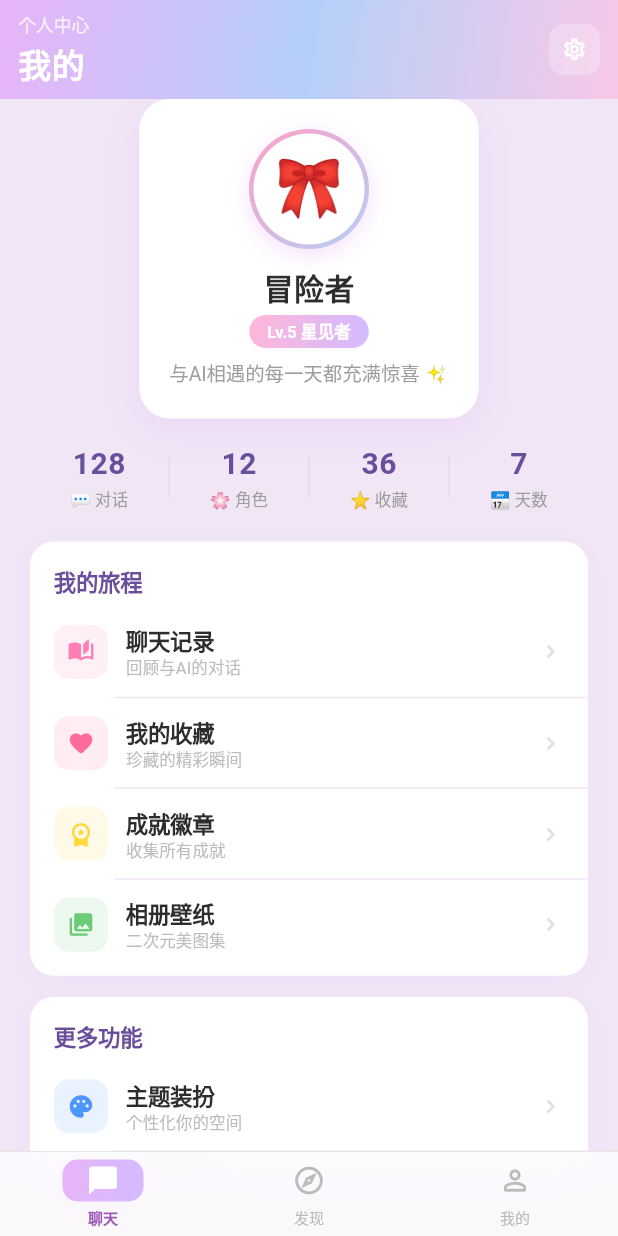
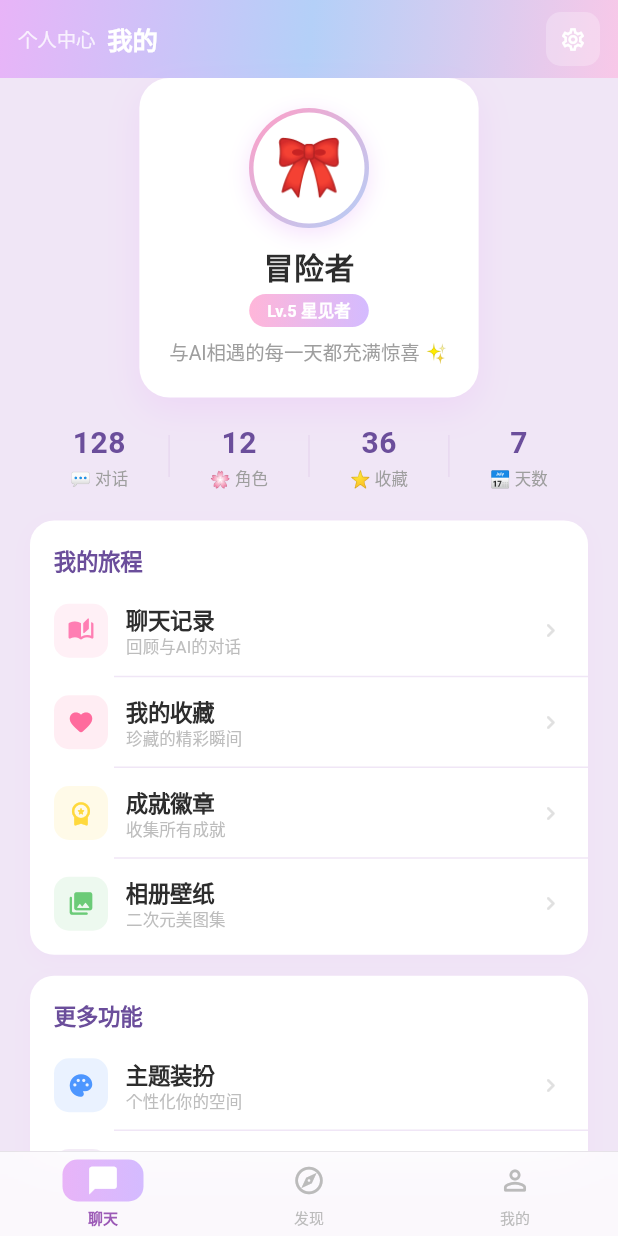
Before and after one commit to love-yuri/talk-verse, a Flutter app: the screen it shows after launch, swiped to page 3, on a phone screen of 412 x 824 dp. Run offline on Flutter 3.47's test engine with Material 3 defaults, Android fonts, the phone set to English and light mode, and no system bars; our stand-ins replace shared_preferences; missing offline and left inert: window_manager; Roboto replaces fonts that are missing (MapleMono).

Commit message:
feat(ui): 优化气泡、输入框、顶栏组件并接通设置页导航
- 聊天气泡支持删除消息、AI回复中双引号内容高亮显示
- 输入框新增 () 快捷按钮，方便输入动作描述
- GlassHeader 布局改为横向单行，标题字号更紧凑
- 个人中心设置按钮接通导航至设置页

Co-Authored-By: Claude Opus 4.7 <noreply@anthropic.com>

```diff
--- a/lib/screens/profile_screen.dart
+++ b/lib/screens/profile_screen.dart
@@ -1,6 +1,7 @@
 import 'package:flutter/material.dart';
 import '../widgets/glass_header.dart';
 import '../widgets/warm_background.dart';
+import 'settings_screen.dart';
 
 class ProfileScreen extends StatefulWidget {
   const ProfileScreen({super.key});
@@ -33,7 +34,7 @@ class _ProfileScreenState extends State<ProfileScreen> {
             _buildMenuSection('更多功能', [
               _MenuItem(Icons.palette_rounded, '主题装扮', '个性化你的空间', const Color(0xFF4D96FF)),
               _MenuItem(Icons.diamond_rounded, '会员中心', '解锁专属特权', const Color(0xFF9B59B6)),
-              _MenuItem(Icons.settings_rounded, '设置', '偏好与账号管理', const Color(0xFF95A5A6)),
+              _MenuItem(Icons.settings_rounded, '设置', '偏好与账号管理', const Color(0xFF95A5A6), onTap: () => Navigator.push(context, MaterialPageRoute(builder: (_) => const SettingsScreen()))),
             ]),
             const SizedBox(height: 14),
             _buildVersionBadge(),
@@ -50,7 +51,7 @@ class _ProfileScreenState extends State<ProfileScreen> {
       subtitle: '个人中心',
       title: '我的',
       actions: [
-        GlassHeader.iconBtn(Icons.settings_outlined, onTap: () {}),
+        GlassHeader.iconBtn(Icons.settings_outlined, onTap: () => Navigator.push(context, MaterialPageRoute(builder: (_) => const SettingsScreen()))),
       ],
     );
   }
@@ -186,7 +187,7 @@ class _ProfileScreenState extends State<ProfileScreen> {
 
   Widget _buildMenuItem(_MenuItem item) {
     return TapScale(
-      onTap: () {},
+      onTap: item.onTap,
       child: Padding(
         padding: const EdgeInsets.symmetric(horizontal: 16, vertical: 12),
         child: Row(children: [
@@ -233,5 +234,6 @@ class _MenuItem {
   final String label;
   final String subtitle;
   final Color color;
-  const _MenuItem(this.icon, this.label, this.subtitle, this.color);
+  final VoidCallback? onTap;
+  const _MenuItem(this.icon, this.label, this.subtitle, this.color, {this.onTap});
 }
--- a/lib/widgets/glass_header.dart
+++ b/lib/widgets/glass_header.dart
@@ -2,7 +2,7 @@ import 'package:flutter/material.dart';
 import '../constants/app_colors.dart';
 import 'warm_background.dart';
 
-/// 统一渐变顶栏，与聊天页 AppBar 风格一致
+/// 统一渐变顶栏，与聊天页 AppBar 高度一致
 class GlassHeader extends StatelessWidget {
   final String subtitle;
   final String title;
@@ -32,15 +32,15 @@ class GlassHeader extends StatelessWidget {
         padding: const EdgeInsets.symmetric(horizontal: 12, vertical: 8),
         child: Row(
           children: [
-            Expanded(
-              child: Column(
-                crossAxisAlignment: CrossAxisAlignment.start,
-                children: [
-                  Text(subtitle, style: TextStyle(fontFamily: 'MapleMono', fontSize: 12, fontWeight: FontWeight.w400, color: Colors.white.withValues(alpha: 0.8), letterSpacing: -0.08)),
-                  const SizedBox(height: 3),
-                  Row(
-                    children: [
-                      Text(title, style: const TextStyle(fontFamily: 'MapleMono', fontSize: 22, fontWeight: FontWeight.w600, color: Colors.white, letterSpacing: 0.35)),
+            Text(
+              subtitle,
+              style: TextStyle(fontFamily: 'MapleMono', fontSize: 13, fontWeight: FontWeight.w400, color: Colors.white.withValues(alpha: 0.8)),
+            ),
+            const SizedBox(width: 8),
+            Text(
+              title,
+              style: const TextStyle(fontFamily: 'MapleMono', fontSize: 17, fontWeight: FontWeight.w600, color: Colors.white, letterSpacing: -0.24),
+            ),
             if (badge != null) ...[
               const SizedBox(width: 8),
               Container(
@@ -52,11 +52,7 @@ class GlassHeader extends StatelessWidget {
                 child: Text(badge!, style: const TextStyle(fontFamily: 'MapleMono', fontSize: 11, fontWeight: FontWeight.w600, color: Colors.white)),
               ),
             ],
-                    ],
-                  ),
-                ],
-              ),
-            ),
+            const Spacer(),
             if (actions != null) ...actions!,
           ],
         ),
@@ -69,13 +65,13 @@ class GlassHeader extends StatelessWidget {
     return TapScale(
       onTap: onTap ?? () {},
       child: Container(
-        width: 34,
-        height: 34,
+        width: 36,
+        height: 36,
         decoration: BoxDecoration(
           color: Colors.white.withValues(alpha: 0.25),
           borderRadius: BorderRadius.circular(10),
         ),
-        child: Icon(icon, size: 17, color: Colors.white),
+        child: Icon(icon, size: 18, color: Colors.white),
       ),
     );
   }
```
Also changed, not shown: lib/widgets/chat_bubble.dart (+43 -5 lines), lib/widgets/chat_input.dart (+19 -1 lines). Lines whose indentation alone changed are shown as unchanged.
